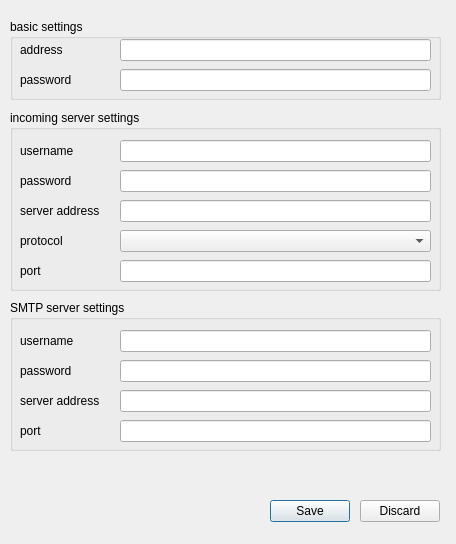
Old version of the form settingsdialog.ui in the repository graypilgrim/nolook.
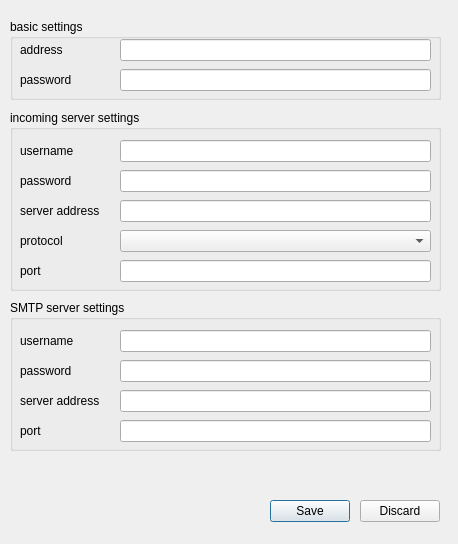
New version of the form.

The edit to the form file:
```diff
--- a/settingsdialog.ui
+++ b/settingsdialog.ui
@@ -6,7 +6,7 @@
    <rect>
     <x>0</x>
     <y>0</y>
-    <width>456</width>
+    <width>458</width>
     <height>544</height>
    </rect>
   </property>
```
